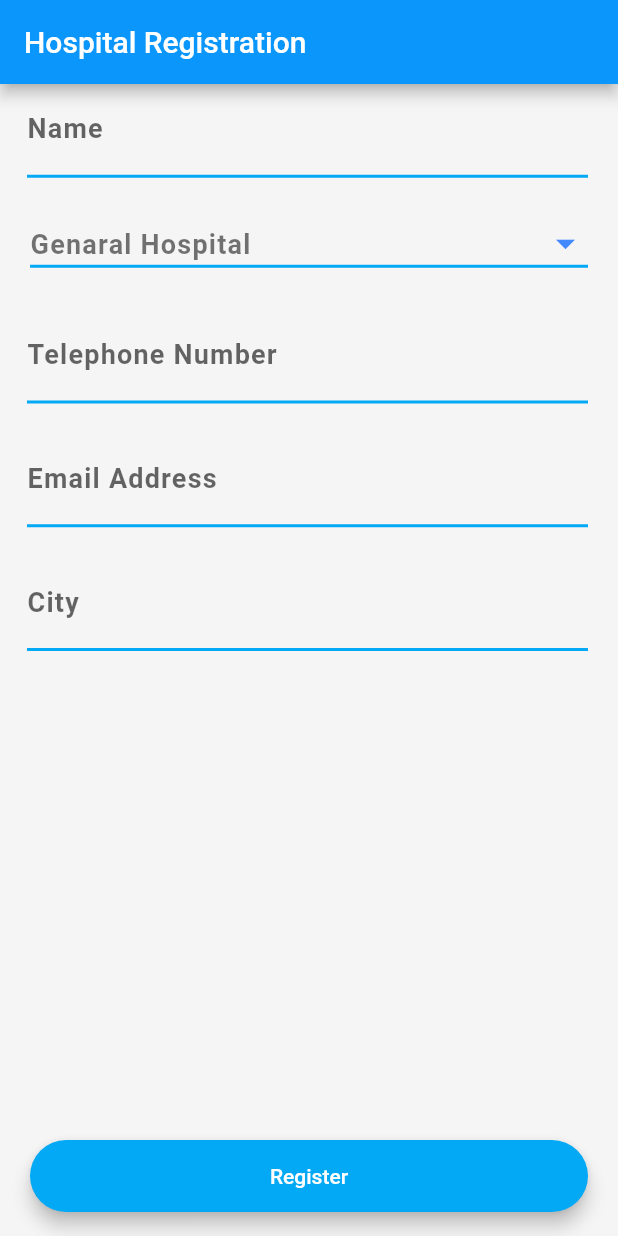
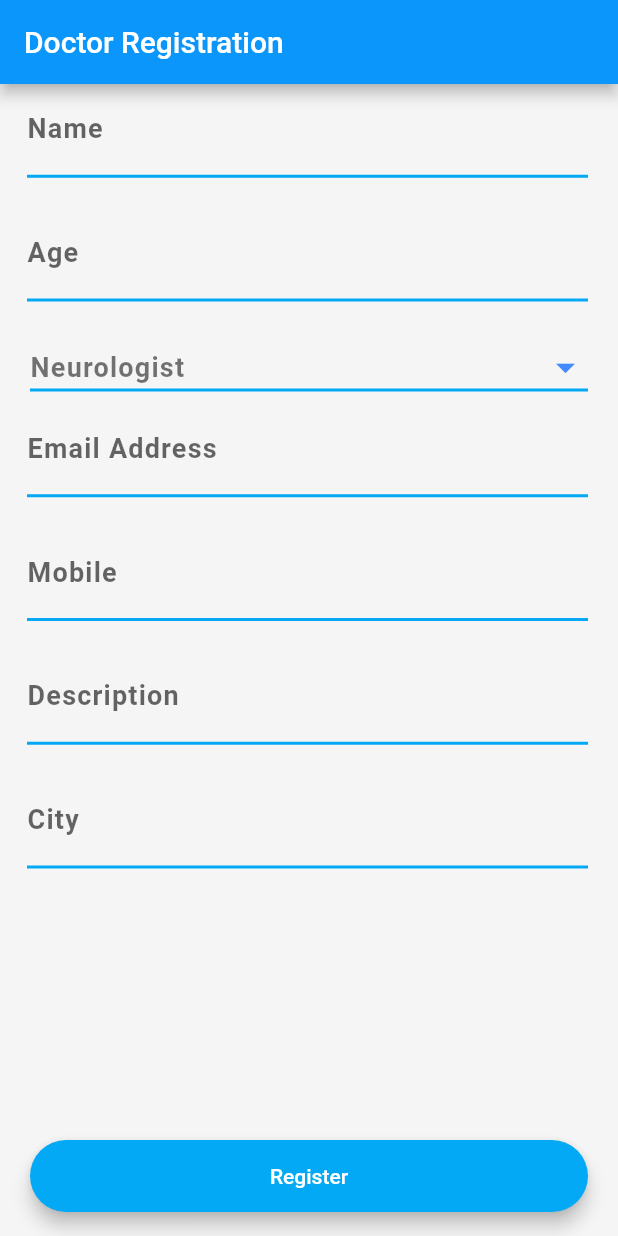
Before and after one commit to mevansupe/healthcare_app, a Flutter app: the screen it shows after launch, on a phone screen of 412 x 824 dp. Run offline on Flutter 3.47's test engine with Material 2 defaults, Android fonts, the phone set to English and light mode, and no system bars; our stand-ins replace charts_flutter; missing offline and left inert: page_slider.

Commit message:
Doctor Registration

```diff
--- /dev/null
+++ b/lib/Screens/DoctorRegistration.dart
@@ -0,0 +1,172 @@
+import 'package:flutter/cupertino.dart';
+import 'package:flutter/material.dart';
+import 'package:healthcareapp/Components/constants.dart';
+import 'package:healthcareapp/Components/MspButton.dart';
+
+class DoctorRegistration extends StatefulWidget {
+  @override
+  _DoctorRegistrationState createState() => _DoctorRegistrationState();
+}
+
+enum PhysicalDisorderSelector { yes, no }
+enum MedicalAllergiesSelector { yes, no }
+
+String selectedfrom = 'Neurologist';
+
+class _DoctorRegistrationState extends State<DoctorRegistration> {
+  final _formKey = GlobalKey<FormState>();
+  PhysicalDisorderSelector _character = PhysicalDisorderSelector.no;
+  MedicalAllergiesSelector _medicalallegy = MedicalAllergiesSelector.no;
+
+  @override
+  Widget build(BuildContext context) {
+    return Scaffold(
+      backgroundColor: Colors.grey.shade100,
+      appBar: AppBar(
+        title: Text('Doctor Registration'),
+      ),
+      body: SafeArea(
+        child: Form(
+          key: _formKey,
+          child: Column(
+            mainAxisAlignment: MainAxisAlignment.spaceBetween,
+            children: <Widget>[
+              Column(
+                children: <Widget>[
+                  FormTextBox(
+                    hint: "Name",
+                  ),
+                  SizedBox(
+                    height: 20,
+                  ),
+                  FormTextBox(
+                    hint: "Age",
+                  ),
+                  SizedBox(
+                    height: 20,
+                  ),
+                  Padding(
+                    padding: const EdgeInsets.symmetric(horizontal: 20),
+                    child: Row(
+                      mainAxisAlignment: MainAxisAlignment.center,
+                      children: <Widget>[
+                        Expanded(
+                          child: DropdownButton<String>(
+                            underline:
+                            Container(color: Colors.lightBlue, height: 2.0),
+                            iconEnabledColor: Colors.blueAccent,
+                            iconSize: 30.0,
+                            hint: Text('Speasialist in'),
+                            isExpanded: true,
+                            items: <DropdownMenuItem<String>>[
+                              DropdownMenuItem(
+                                child: Text(
+                                  'Neurologist',
+                                  style: DdItm,
+                                ),
+                                value: 'Neurologist',
+                              ),
+                            ],
+                            onChanged: (value) {
+                              setState(() {
+                                selectedfrom = value;
+                              });
+                            },
+                            value: selectedfrom,
+                          ),
+                        ),
+                      ],
+                    ),
+                  ),
+                  FormTextBox(
+                    hint: "Email Address",
+                  ),
+                  SizedBox(
+                    height: 20,
+                  ),
+                  FormTextBox(
+                    hint: "Mobile",
+                  ),
+                  SizedBox(
+                    height: 20,
+                  ),
+                  FormTextBox(
+                    hint: "Description",
+                  ),
+                  SizedBox(
+                    height: 20,
+                  ),
+                  FormTextBox(
+                    hint: "City",
+                  ),
+                ],
+              ),
+              Row(
+                mainAxisAlignment: MainAxisAlignment.center,
+                children: <Widget>[
+                  Expanded(
+                    child: Padding(
+                      padding: EdgeInsets.symmetric(horizontal: 20),
+                      child: MspButton(
+                        color: Colors.lightBlue,
+                        title: "Register",
+                        onPressed: () {
+                          print("object");
+                        },
+                      ),
+                    ),
+                  )
+                ],
+              ),
+            ],
+          ),
+        ),
+      ),
+    );
+  }
+}
+
+class FormTextBox extends StatelessWidget {
+  FormTextBox({@required this.hint, @required this.onChanged});
+
+  final String hint;
+  final Function onChanged;
+
+  @override
+  Widget build(BuildContext context) {
+    return Padding(
+      padding: EdgeInsets.only(left: 8, right: 20),
+      child: Row(
+        children: <Widget>[
+          SizedBox(
+            width: 10,
+          ),
+          Expanded(
+            child: TextFormField(
+              onChanged: onChanged,
+              style: TextStyle(fontSize: 18, letterSpacing: 0.8),
+              decoration: InputDecoration(
+                hintStyle: TextStyle(fontSize: 18),
+                hintText: hint,
+//                enabledBorder: OutlineInputBorder(
+//                  borderSide: const BorderSide(color: Colors.red),
+//                ),
+                labelText: hint,
+                labelStyle: TextStyle(
+//                    color: Colors.lightBlue,
+                    fontWeight: FontWeight.bold),
+                focusedBorder: OutlineInputBorder(
+                  borderSide:
+                  const BorderSide(color: Colors.lightBlue, width: 2.0),
+                ),
+                enabledBorder: UnderlineInputBorder(
+                  borderSide: BorderSide(color: Colors.lightBlue, width: 2.0),
+                ),
+              ),
+            ),
+          ),
+        ],
+      ),
+    );
+  }
+}
--- a/lib/main.dart
+++ b/lib/main.dart
@@ -3,6 +3,7 @@ import 'Screens/Login.dart';
 import 'Screens/UserRegistration.dart';
 import 'Screens/Dashboard.dart';
 import 'Screens/HospitalRegistration.dart';
+import 'Screens/DoctorRegistration.dart';
 
 void main() => runApp(MyApp());
 
@@ -16,7 +17,7 @@ class MyApp extends StatelessWidget {
         primaryColor: Color(0xff0a96fa),
         accentColor: Colors.blue.shade600
       ),
-      home: HospitalRegistration(),
+      home: DoctorRegistration(),
     );
   }
 }
```
